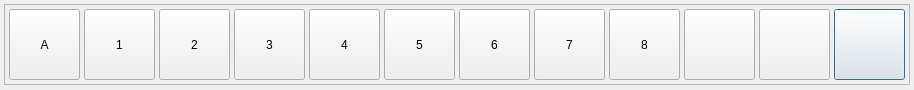
First picture: the form in gui/mainwidget/src/dvrsetup/device/videoinput/videoinputbar.ui, repository yjsin-emastec/neptune, before the edit.
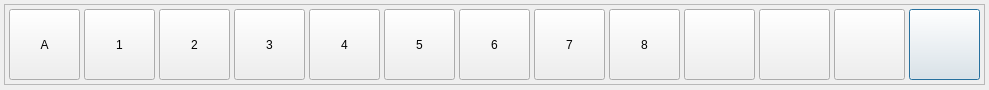
Second picture: the form after the edit.

```diff
--- a/gui/mainwidget/src/dvrsetup/device/videoinput/videoinputbar.ui
+++ b/gui/mainwidget/src/dvrsetup/device/videoinput/videoinputbar.ui
@@ -6,7 +6,7 @@
    <rect>
     <x>0</x>
     <y>0</y>
-    <width>914</width>
+    <width>989</width>
     <height>90</height>
    </rect>
   </property>
@@ -18,7 +18,7 @@
     <rect>
      <x>4</x>
      <y>4</y>
-     <width>906</width>
+     <width>981</width>
      <height>81</height>
     </rect>
    </property>
@@ -31,7 +31,7 @@
    <widget class="QPushButton" name="buttonClose">
     <property name="geometry">
      <rect>
-      <x>830</x>
+      <x>905</x>
       <y>5</y>
       <width>71</width>
       <height>71</height>
@@ -187,6 +187,19 @@
      <string/>
     </property>
    </widget>
+   <widget class="QPushButton" name="buttonRotate">
+    <property name="geometry">
+     <rect>
+      <x>830</x>
+      <y>5</y>
+      <width>71</width>
+      <height>71</height>
+     </rect>
+    </property>
+    <property name="text">
+     <string/>
+    </property>
+   </widget>
   </widget>
  </widget>
  <resources/>
```
